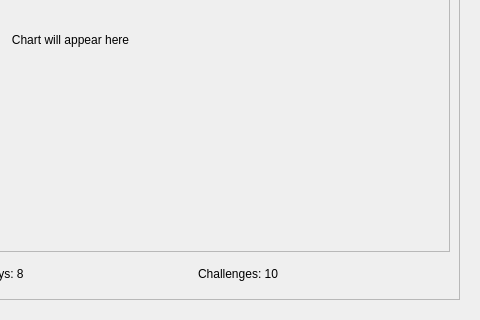
Old version of the form admin_panel/views/ui/ActivityView.ui in the repository Magdalena52772/Booktrack; both pictures show x 339 to 819 and y 269 to 589 of the 819 by 589 pixel window.
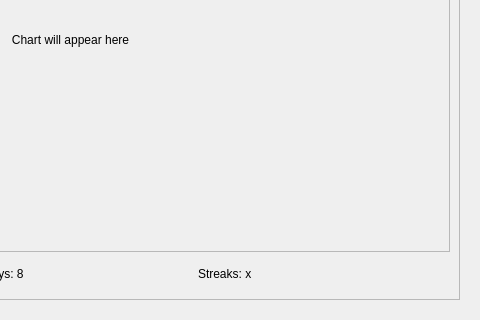
New version of the form. Icons and pictures are not drawn.

```diff
--- a/admin_panel/views/ui/ActivityView.ui
+++ b/admin_panel/views/ui/ActivityView.ui
@@ -165,7 +165,7 @@
             <item>
              <widget class="QLabel" name="lbl_challenges">
               <property name="text">
-               <string>Challenges: 10</string>
+               <string>Streaks: x</string>
               </property>
              </widget>
             </item>
```
Left out of the diff: 2 changed lines with no effect on the pictures.
